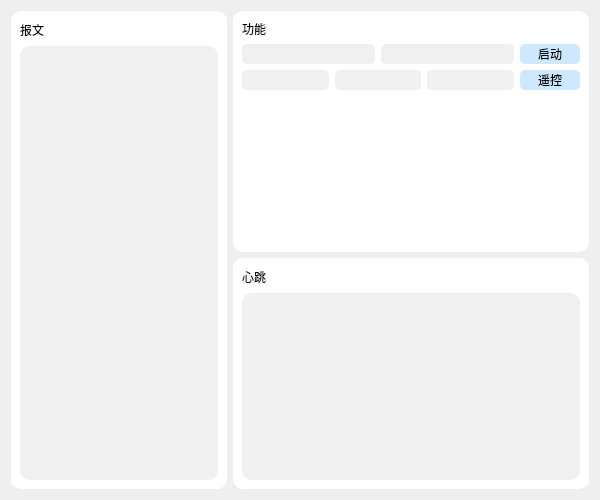
The window that funcs/kbq/kbqwidget.ui (LearnALittleMore/cyg-tool) describes before a commit, drawn with Qt 5.
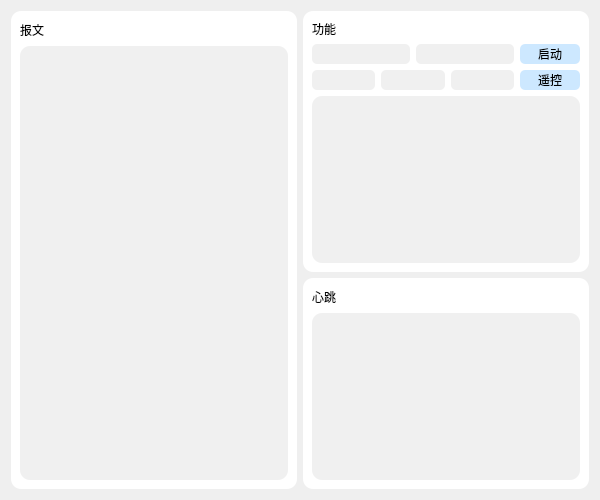
The same window after the commit.

Commit message: [*]优化kbq界面

Patch:
```diff
--- a/funcs/kbq/kbqwidget.ui
+++ b/funcs/kbq/kbqwidget.ui
@@ -13,7 +13,7 @@
   <property name="windowTitle">
    <string>Form</string>
   </property>
-  <layout class="QGridLayout" name="gridLayout">
+  <layout class="QGridLayout" name="gridLayout" rowstretch="0,0" columnstretch="1,1" rowminimumheight="0,0">
    <item row="0" column="0" rowspan="2">
     <widget class="QFrame" name="frame_msg">
      <property name="styleSheet">
@@ -21,10 +21,7 @@
 background-color: rgb(255, 255, 255);</string>
      </property>
      <property name="frameShape">
-      <enum>QFrame::Shape::StyledPanel</enum>
-     </property>
-     <property name="frameShadow">
-      <enum>QFrame::Shadow::Raised</enum>
+      <enum>QFrame::NoFrame</enum>
      </property>
      <layout class="QVBoxLayout" name="verticalLayout">
       <item>
@@ -67,10 +64,7 @@
 background-color: rgb(255, 255, 255);</string>
      </property>
      <property name="frameShape">
-      <enum>QFrame::Shape::StyledPanel</enum>
-     </property>
-     <property name="frameShadow">
-      <enum>QFrame::Shadow::Raised</enum>
+      <enum>QFrame::NoFrame</enum>
      </property>
      <layout class="QVBoxLayout" name="verticalLayout_3">
       <item>
@@ -247,17 +241,11 @@
        </layout>
       </item>
       <item>
-       <spacer name="verticalSpacer">
-        <property name="orientation">
-         <enum>Qt::Orientation::Vertical</enum>
+       <widget class="QPlainTextEdit" name="plainTextEdit_func">
+        <property name="styleSheet">
+         <string notr="true">background-color: rgb(240, 240, 240);</string>
         </property>
-        <property name="sizeHint" stdset="0">
-         <size>
-          <width>20</width>
-          <height>159</height>
-         </size>
-        </property>
-       </spacer>
+       </widget>
       </item>
      </layout>
     </widget>
@@ -269,10 +257,7 @@
 background-color: rgb(255, 255, 255);</string>
      </property>
      <property name="frameShape">
-      <enum>QFrame::Shape::StyledPanel</enum>
-     </property>
-     <property name="frameShadow">
-      <enum>QFrame::Shadow::Raised</enum>
+      <enum>QFrame::NoFrame</enum>
      </property>
      <layout class="QVBoxLayout" name="verticalLayout_2">
       <item>
```
Left out of the diff: 28 changed lines with no effect on the pictures. The commit also changes 2 other files.
